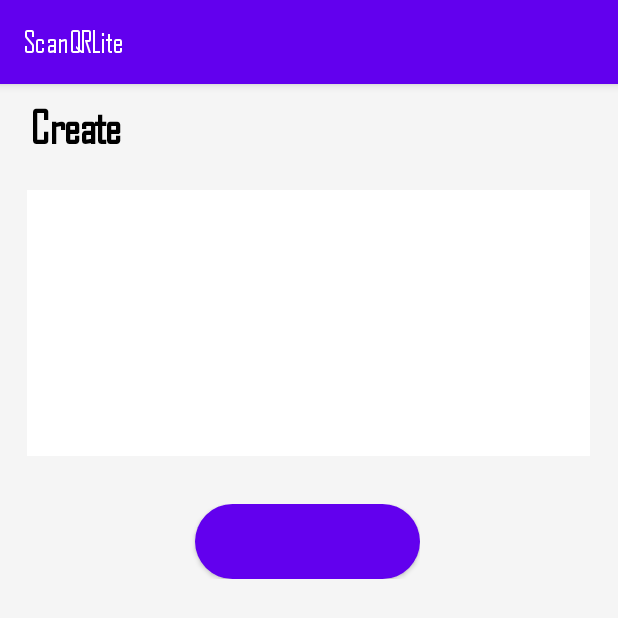
After one commit to WinterPearl2k2/ScanQRLite, an Android app: the fragment Create_Text shown on its own in the app's theme, on a phone screen of 412 x 824 dp. The commit adds this screen. Shown: the top 618 px of the screen. Run offline under Robolectric (Android 15) with nearby library versions, the phone set to English and light mode, and no system bars.

Commit message:
img commit

```diff
--- /dev/null
+++ b/app/src/main/java/com/example/scanqrlite/create/create_item/Create_Text.java
@@ -0,0 +1,21 @@
+package com.example.scanqrlite.create.create_item;
+
+import android.os.Bundle;
+
+import androidx.fragment.app.Fragment;
+
+import android.view.LayoutInflater;
+import android.view.View;
+import android.view.ViewGroup;
+
+import com.example.scanqrlite.R;
+
+
+public class Create_Text extends Fragment {
+    @Override
+    public View onCreateView(LayoutInflater inflater, ViewGroup container,
+                             Bundle savedInstanceState) {
+        // Inflate the layout for this fragment
+        return inflater.inflate(R.layout.fragment_create__text, container, false);
+    }
+}
--- /dev/null
+++ b/app/src/main/res/drawable/background_button.xml
@@ -0,0 +1,26 @@
+<?xml version="1.0" encoding="utf-8"?>
+<selector xmlns:android="http://schemas.android.com/apk/res/android">
+    <item android:state_checkable="true">
+        <shape android:shape="rectangle">
+            <solid android:color="@color/color_btn"/>
+            <corners
+                android:topRightRadius="25dp"
+                android:topLeftRadius="25dp"
+                android:bottomLeftRadius="25dp"
+                android:bottomRightRadius="25dp"
+                />
+        </shape>
+    </item>
+
+    <item>
+        <shape android:shape="rectangle">
+            <solid android:color="@color/color_btn"/>
+            <corners
+                android:topRightRadius="25dp"
+                android:topLeftRadius="25dp"
+                android:bottomLeftRadius="25dp"
+                android:bottomRightRadius="25dp"
+                />
+        </shape>
+    </item>
+</selector>
--- a/app/src/main/res/layout/activity_main.xml
+++ b/app/src/main/res/layout/activity_main.xml
@@ -16,7 +16,9 @@
         android:id="@+id/btnNavigation"
         android:layout_width="match_parent"
         android:layout_height="wrap_content"
+        android:layout_alignParentStart="true"
         android:layout_alignParentBottom="true"
+        android:layout_marginBottom="0dp"
         app:backgroundTint="#FFD71A"
         app:itemBackground="@drawable/cus_checked_bottom"
         app:itemIconTint="@color/cus_text"
--- /dev/null
+++ b/app/src/main/res/layout/fragment_create__text.xml
@@ -0,0 +1,56 @@
+<?xml version="1.0" encoding="utf-8"?>
+<FrameLayout xmlns:android="http://schemas.android.com/apk/res/android"
+    xmlns:tools="http://schemas.android.com/tools"
+    android:layout_width="match_parent"
+    android:layout_height="match_parent"
+    android:background="@color/background_fragment"
+    tools:context=".create.create_item.Create_Text">
+    <LinearLayout
+        android:layout_width="wrap_content"
+        android:layout_height="wrap_content">
+        <TextView
+            android:layout_width="wrap_content"
+            android:layout_height="wrap_content"
+            android:layout_marginTop="10dp"
+            android:layout_marginLeft="20dp"
+            android:text="Create"
+            android:textColor="@color/black"
+            android:textStyle="bold"
+            android:textSize="30dp"/>
+    </LinearLayout>
+
+    <!-- TODO: Update blank fragment layout -->
+    <ScrollView
+        android:layout_width="wrap_content"
+        android:layout_height="wrap_content"
+        android:layout_centerHorizontal="true"
+        android:layout_marginStart="18dp"
+        android:layout_marginTop="55dp"
+        android:layout_marginEnd="18dp">
+        <LinearLayout
+            android:layout_width="match_parent"
+            android:layout_height="wrap_content"
+            android:orientation="vertical">
+            <EditText
+                android:id="@+id/editText"
+                android:layout_width="375dp"
+                android:layout_height="177dp"
+                android:layout_below="@+id/liner"
+                android:layout_marginTop="15dp"
+                android:layout_marginEnd="35dp"
+                android:background="@color/normal_btn"
+                android:textSize="20dp" />
+
+        </LinearLayout>
+    </ScrollView>
+    <LinearLayout
+        android:layout_width="wrap_content"
+        android:layout_height="wrap_content"
+        android:layout_marginTop="280dp">
+        <Button
+            android:layout_width="150dp"
+            android:layout_height="50dp"
+            android:background="@drawable/background_button"
+            android:layout_marginLeft="130dp"/>
+    </LinearLayout>
+</FrameLayout>
--- a/app/src/main/res/values/colors.xml
+++ b/app/src/main/res/values/colors.xml
@@ -11,4 +11,6 @@
     <color name="normal_btn">#FFFFFF</color>
     <color name="background_fragment">#F5F5F5</color>
     <color name="color_btn">#CECECE</color>
+    <color name="color_1">#A9A9A9</color>
+    <color name="color_2">#7D7D7D</color>
 </resources>
```
